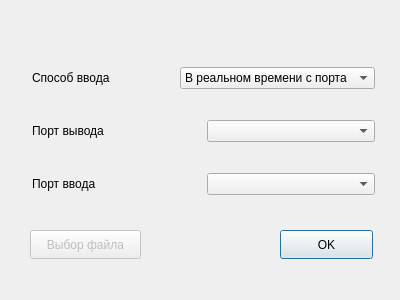
The window that inputsettings.ui (gamerlight/diplom_orientation) describes before a commit, drawn with Qt 5.
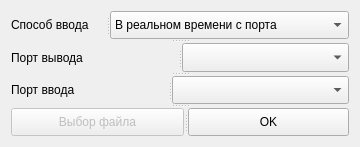
The same window after the commit.

Diff of the .ui file:
```diff
--- a/inputsettings.ui
+++ b/inputsettings.ui
@@ -6,47 +6,62 @@
    <rect>
     <x>0</x>
     <y>0</y>
-    <width>400</width>
-    <height>300</height>
+    <width>360</width>
+    <height>147</height>
    </rect>
   </property>
+  <property name="sizePolicy">
+   <sizepolicy hsizetype="Preferred" vsizetype="Preferred">
+    <horstretch>0</horstretch>
+    <verstretch>0</verstretch>
+   </sizepolicy>
+  </property>
+  <property name="minimumSize">
+   <size>
+    <width>360</width>
+    <height>147</height>
+   </size>
+  </property>
+  <property name="maximumSize">
+   <size>
+    <width>360</width>
+    <height>147</height>
+   </size>
+  </property>
   <property name="windowTitle">
    <string>Параметры</string>
   </property>
-  <widget class="QPushButton" name="pushButton">
-   <property name="geometry">
-    <rect>
-     <x>280</x>
-     <y>230</y>
-     <width>93</width>
-     <height>29</height>
-    </rect>
-   </property>
-   <property name="text">
-    <string>OK</string>
-   </property>
-  </widget>
-  <widget class="QWidget" name="layoutWidget">
-   <property name="geometry">
-    <rect>
-     <x>32</x>
-     <y>42</y>
-     <width>343</width>
-     <height>181</height>
-    </rect>
-   </property>
-   <layout class="QVBoxLayout" name="verticalLayout">
-    <item>
-     <layout class="QHBoxLayout" name="horizontalLayout">
-      <item>
+  <property name="sizeGripEnabled">
+   <bool>false</bool>
+  </property>
+  <layout class="QGridLayout" name="gridLayout">
+   <item row="0" column="0">
+    <widget class="QSplitter" name="splitter_5">
+     <property name="orientation">
+      <enum>Qt::Vertical</enum>
+     </property>
+     <widget class="QSplitter" name="splitter">
+      <property name="orientation">
+       <enum>Qt::Horizontal</enum>
+      </property>
        <widget class="QLabel" name="label_3">
+       <property name="sizePolicy">
+        <sizepolicy hsizetype="Fixed" vsizetype="Fixed">
+         <horstretch>0</horstretch>
+         <verstretch>0</verstretch>
+        </sizepolicy>
+       </property>
         <property name="text">
          <string>Способ ввода</string>
         </property>
        </widget>
-      </item>
-      <item>
        <widget class="QComboBox" name="comboBox">
+       <property name="sizePolicy">
+        <sizepolicy hsizetype="Fixed" vsizetype="Fixed">
+         <horstretch>0</horstretch>
+         <verstretch>0</verstretch>
+        </sizepolicy>
+       </property>
         <item>
          <property name="text">
           <string>В реальном времени с порта</string>
@@ -58,59 +73,91 @@
          </property>
         </item>
        </widget>
-      </item>
-     </layout>
-    </item>
-    <item>
-     <layout class="QHBoxLayout" name="horizontalLayout_2">
-      <item>
+     </widget>
+     <widget class="QSplitter" name="splitter_2">
+      <property name="orientation">
+       <enum>Qt::Horizontal</enum>
+      </property>
        <widget class="QLabel" name="label">
+       <property name="sizePolicy">
+        <sizepolicy hsizetype="Fixed" vsizetype="Fixed">
+         <horstretch>0</horstretch>
+         <verstretch>0</verstretch>
+        </sizepolicy>
+       </property>
         <property name="text">
          <string>Порт вывода</string>
         </property>
        </widget>
-      </item>
-      <item>
        <widget class="QComboBox" name="comboBox_2">
         <property name="enabled">
          <bool>true</bool>
         </property>
-       </widget>
-      </item>
-     </layout>
-    </item>
-    <item>
-     <layout class="QHBoxLayout" name="horizontalLayout_3">
-      <item>
+       <property name="sizePolicy">
+        <sizepolicy hsizetype="Fixed" vsizetype="Fixed">
+         <horstretch>0</horstretch>
+         <verstretch>0</verstretch>
+        </sizepolicy>
+       </property>
+      </widget>
+     </widget>
+     <widget class="QSplitter" name="splitter_3">
+      <property name="orientation">
+       <enum>Qt::Horizontal</enum>
+      </property>
        <widget class="QLabel" name="label_2">
+       <property name="sizePolicy">
+        <sizepolicy hsizetype="Fixed" vsizetype="Fixed">
+         <horstretch>0</horstretch>
+         <verstretch>0</verstretch>
+        </sizepolicy>
+       </property>
         <property name="text">
          <string>Порт ввода</string>
         </property>
        </widget>
-      </item>
-      <item>
-       <widget class="QComboBox" name="comboBox_3"/>
-      </item>
-     </layout>
-    </item>
-   </layout>
-  </widget>
+      <widget class="QComboBox" name="comboBox_3">
+       <property name="sizePolicy">
+        <sizepolicy hsizetype="Fixed" vsizetype="Fixed">
+         <horstretch>0</horstretch>
+         <verstretch>0</verstretch>
+        </sizepolicy>
+       </property>
+      </widget>
+     </widget>
+     <widget class="QSplitter" name="splitter_4">
+      <property name="orientation">
+       <enum>Qt::Horizontal</enum>
+      </property>
   <widget class="QPushButton" name="pushButton_2">
    <property name="enabled">
     <bool>false</bool>
    </property>
-   <property name="geometry">
-    <rect>
-     <x>30</x>
-     <y>230</y>
-     <width>111</width>
-     <height>29</height>
-    </rect>
+       <property name="sizePolicy">
+        <sizepolicy hsizetype="Fixed" vsizetype="Fixed">
+         <horstretch>0</horstretch>
+         <verstretch>0</verstretch>
+        </sizepolicy>
    </property>
    <property name="text">
     <string>Выбор файла</string>
    </property>
   </widget>
+      <widget class="QPushButton" name="pushButton">
+       <property name="sizePolicy">
+        <sizepolicy hsizetype="Fixed" vsizetype="Fixed">
+         <horstretch>0</horstretch>
+         <verstretch>0</verstretch>
+        </sizepolicy>
+       </property>
+       <property name="text">
+        <string>OK</string>
+       </property>
+      </widget>
+     </widget>
+    </widget>
+   </item>
+  </layout>
  </widget>
  <resources/>
  <connections/>
```
Lines whose indentation alone changed are shown as unchanged.
